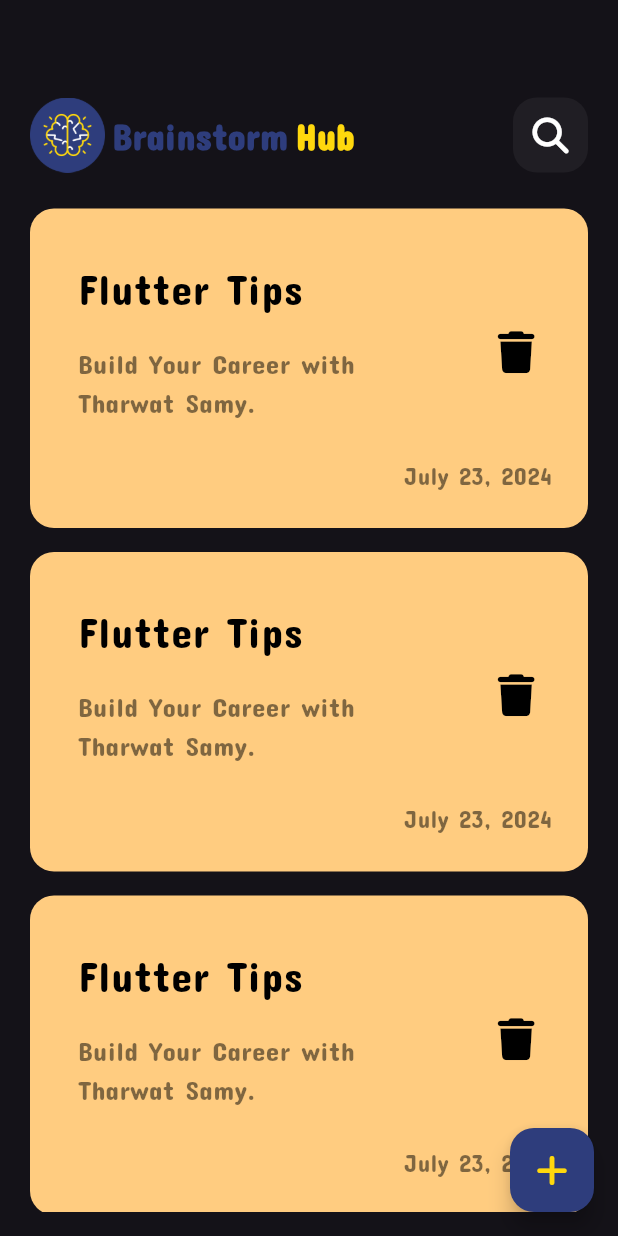
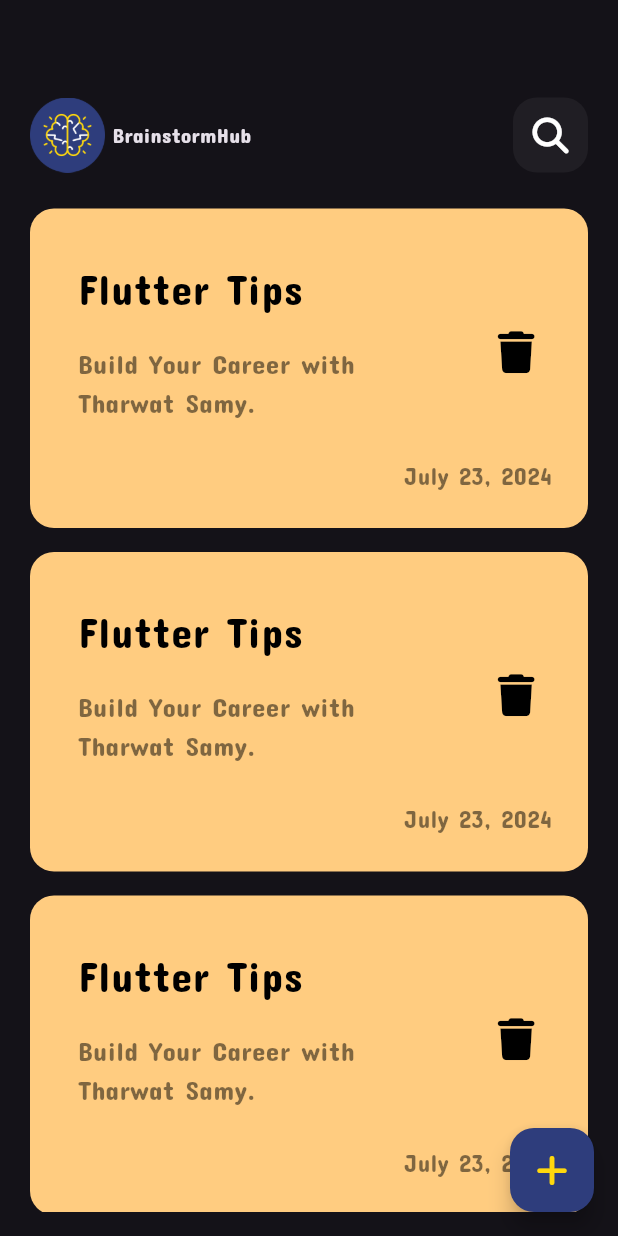
Before and after one commit to Ahmed-Yakan-10/Brainstorm-Hub, a Flutter app: the screen it shows after launch, on a phone screen of 412 x 824 dp. Run offline on Flutter 3.47's test engine with Material 3 defaults, Android fonts, the phone set to English and light mode, and no system bars; our stand-ins replace font_awesome_flutter.

Commit message:
Create Changes edit note view

```diff
--- a/lib/views/edit_note_view.dart
+++ b/lib/views/edit_note_view.dart
@@ -6,6 +6,8 @@ class EditNoteView extends StatelessWidget {
 
   @override
   Widget build(BuildContext context) {
-    return EditNoteViewBody();
+    return Scaffold(
+      body: EditNoteViewBody(),
+    );
   }
 }
--- a/lib/widgets/custom_app_bar.dart
+++ b/lib/widgets/custom_app_bar.dart
@@ -1,9 +1,14 @@
 import 'package:brainstorm_hub/constants.dart';
 import 'package:brainstorm_hub/widgets/custom_search_icon.dart';
 import 'package:flutter/material.dart';
+import 'package:font_awesome_flutter/font_awesome_flutter.dart';
 
 class CustomAppBar extends StatelessWidget {
-  const CustomAppBar({super.key});
+  const CustomAppBar({super.key, required this.title, required this.icon, required this.subtitle,});
+
+  final String title;
+  final String subtitle;
+final IconData icon;
 
   @override
   Widget build(BuildContext context) {
@@ -11,17 +16,14 @@ class CustomAppBar extends StatelessWidget {
       children: [
         Container(height: 50, child: Image.asset(kIcon)),
         SizedBox(width: 5,),
-        Text('Brainstorm',style: TextStyle(
-          color:kPrimaryColor,fontSize: 24,
-          fontWeight: FontWeight.bold,
-        ),),
-        SizedBox(width: 5,),
-        Text('Hub',style: TextStyle(
-          color:kSecondaryColor,fontSize: 24,
-          fontWeight: FontWeight.bold,
-        ),),
+        Row(
+           children: [
+             Text(title,),
+             Text(subtitle,),
+           ],
+        ),
         Spacer(),
-        CustomSearchIcon(),
+        CustomIcon(icon: icon,),
       ],
     );
   }
--- a/lib/widgets/custom_search_icon.dart
+++ b/lib/widgets/custom_search_icon.dart
@@ -1,8 +1,10 @@
 import 'package:flutter/material.dart';
 import 'package:font_awesome_flutter/font_awesome_flutter.dart';
 
-class CustomSearchIcon extends StatelessWidget {
-  const CustomSearchIcon({super.key});
+class CustomIcon extends StatelessWidget {
+  const CustomIcon({super.key, required this.icon});
+
+  final IconData icon;
 
   @override
   Widget build(BuildContext context) {
@@ -14,7 +16,7 @@ class CustomSearchIcon extends StatelessWidget {
         borderRadius: BorderRadius.circular(16),
       ),
       child: Icon(
-          FontAwesomeIcons.search,
+        icon,
         size: 24,
       ),
     );
--- a/lib/widgets/edit_note_view_body.dart
+++ b/lib/widgets/edit_note_view_body.dart
@@ -1,13 +1,25 @@
 import 'package:brainstorm_hub/constants.dart';
+import 'package:brainstorm_hub/widgets/custom_app_bar.dart';
 import 'package:flutter/material.dart';
+import 'package:font_awesome_flutter/font_awesome_flutter.dart';
 
 class EditNoteViewBody extends StatelessWidget {
   const EditNoteViewBody({super.key});
 
   @override
   Widget build(BuildContext context) {
-    return Container(
-
+    return Padding(
+      padding: EdgeInsets.symmetric(horizontal: 20),
+      child: Column(
+        children: [
+          SizedBox(height: 65,),
+          CustomAppBar(
+            title: 'Edit Note',
+            subtitle: '',
+            icon: FontAwesomeIcons.check,
+          ),
+        ],
+      ),
     );
   }
 }
--- a/lib/widgets/notes_view_body.dart
+++ b/lib/widgets/notes_view_body.dart
@@ -17,7 +17,11 @@ class NotesViewBody extends StatelessWidget {
       child: Column(
         children: [
           SizedBox(height: 65,),
-          CustomAppBar(),
+          CustomAppBar(
+            title: 'Brainstorm',
+            subtitle: 'Hub',
+            icon: FontAwesomeIcons.search,
+          ),
           Expanded(child: NotesListView()),
         ],
       ),
```
